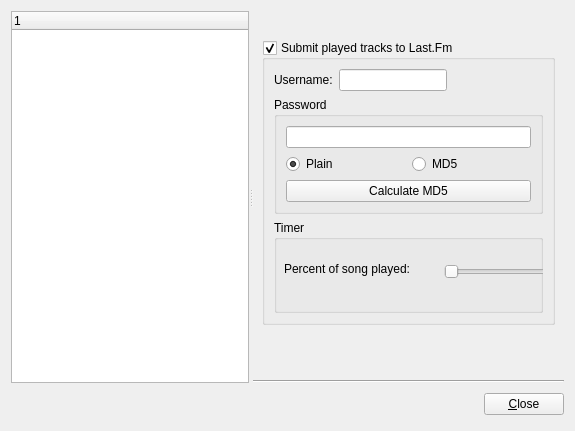
Before: the Qt Designer form ui/preferencesdialog.ui in Voker57/qmpdclient, drawn with Qt 5.
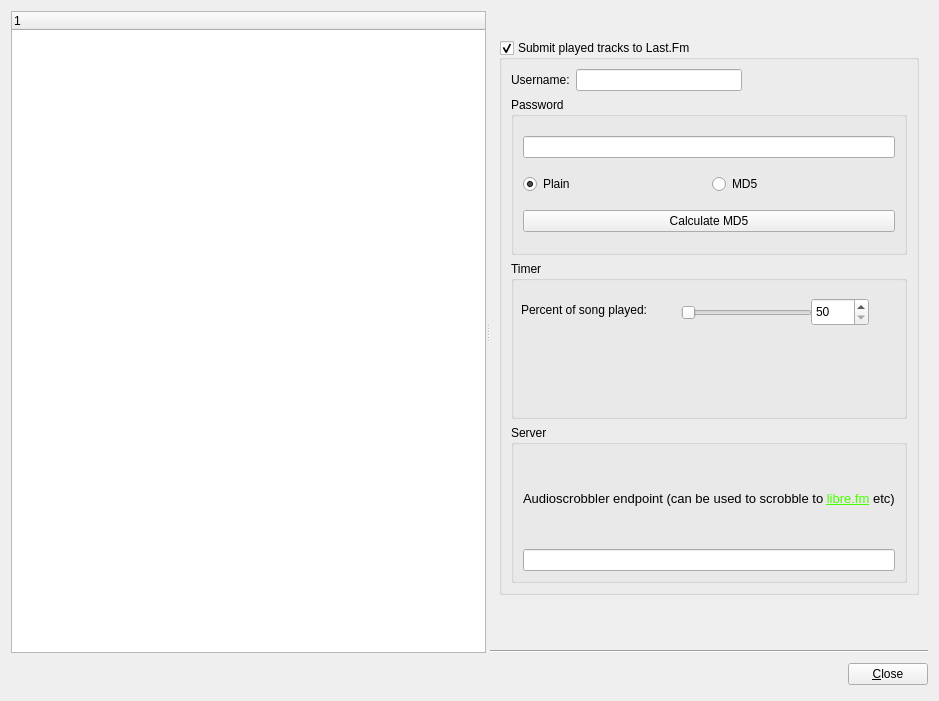
After: the same form once the commit is applied. The open tabs and pages were chosen to show the change.

Commit message: Support for using custom audioscrobbler server

Patch:
```diff
--- a/ui/preferencesdialog.ui
+++ b/ui/preferencesdialog.ui
@@ -6,8 +6,8 @@
    <rect>
     <x>0</x>
     <y>0</y>
-    <width>575</width>
-    <height>431</height>
+    <width>939</width>
+    <height>701</height>
    </rect>
   </property>
   <property name="windowTitle">
@@ -70,6 +70,12 @@
        </item>
        <item>
         <widget class="QStackedWidget" name="widgetStack">
+         <property name="minimumSize">
+          <size>
+           <width>0</width>
+           <height>600</height>
+          </size>
+         </property>
          <property name="currentIndex">
           <number>9</number>
          </property>
@@ -1735,7 +1741,7 @@
                 <property name="sizePolicy">
                  <sizepolicy hsizetype="Preferred" vsizetype="Preferred">
                   <horstretch>0</horstretch>
-                  <verstretch>150</verstretch>
+                  <verstretch>0</verstretch>
                  </sizepolicy>
                 </property>
                 <property name="minimumSize">
@@ -1812,6 +1818,29 @@
                 </widget>
                </widget>
               </item>
+              <item>
+               <widget class="QGroupBox" name="groupBox_9">
+                <property name="title">
+                 <string>Server</string>
+                </property>
+                <layout class="QVBoxLayout" name="verticalLayout_6">
+                 <item>
+                  <widget class="QLabel" name="label_14">
+                   <property name="text">
+                    <string>&lt;!DOCTYPE HTML PUBLIC &quot;-//W3C//DTD HTML 4.0//EN&quot; &quot;http://www.w3.org/TR/REC-html40/strict.dtd&quot;&gt;
+&lt;html&gt;&lt;head&gt;&lt;meta name=&quot;qrichtext&quot; content=&quot;1&quot; /&gt;&lt;style type=&quot;text/css&quot;&gt;
+p, li { white-space: pre-wrap; }
+&lt;/style&gt;&lt;/head&gt;&lt;body style=&quot; font-family:'DejaVu Sans'; font-size:10pt; font-weight:400; font-style:normal;&quot;&gt;
+&lt;p style=&quot; margin-top:0px; margin-bottom:0px; margin-left:0px; margin-right:0px; -qt-block-indent:0; text-indent:0px;&quot;&gt;Audioscrobbler endpoint (can be used to scrobble to &lt;a href=&quot;http://libre.fm&quot;&gt;&lt;span style=&quot; text-decoration: underline; color:#48ff00;&quot;&gt;libre.fm&lt;/span&gt;&lt;/a&gt; etc)&lt;/p&gt;&lt;/body&gt;&lt;/html&gt;</string>
+                   </property>
+                  </widget>
+                 </item>
+                 <item>
+                  <widget class="QLineEdit" name="lastFmServerEdit"/>
+                 </item>
+                </layout>
+               </widget>
+              </item>
              </layout>
             </widget>
            </item>
```
Left out of the diff: 2 changed lines with no effect on the pictures. The commit also changes 5 other files.
